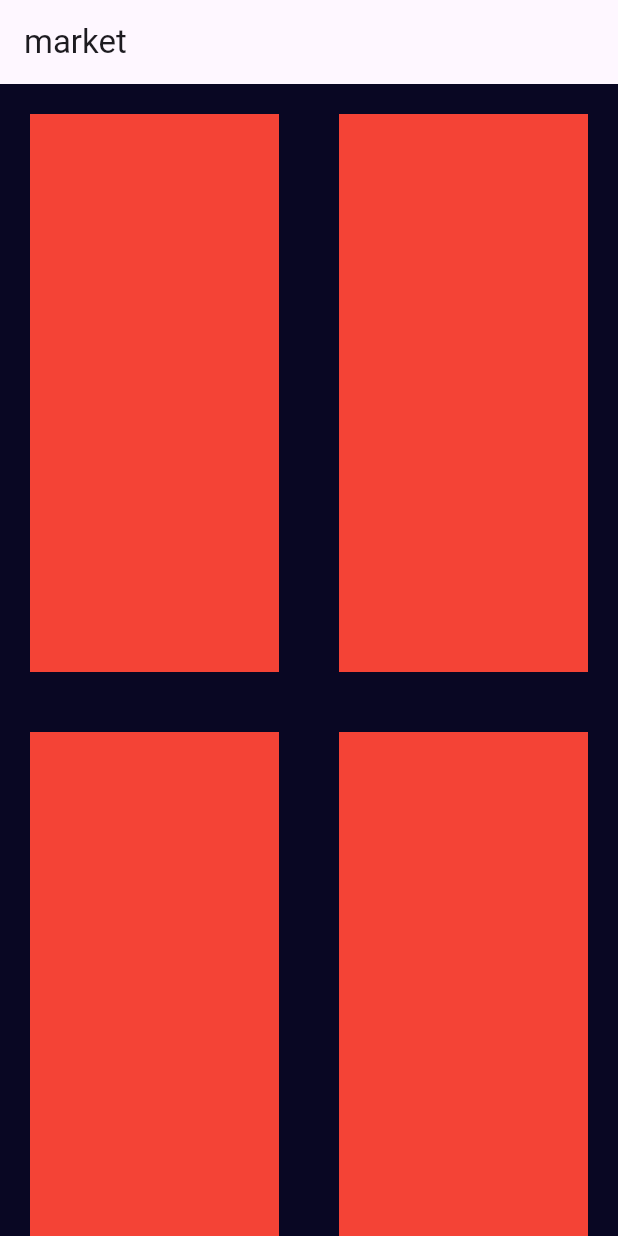
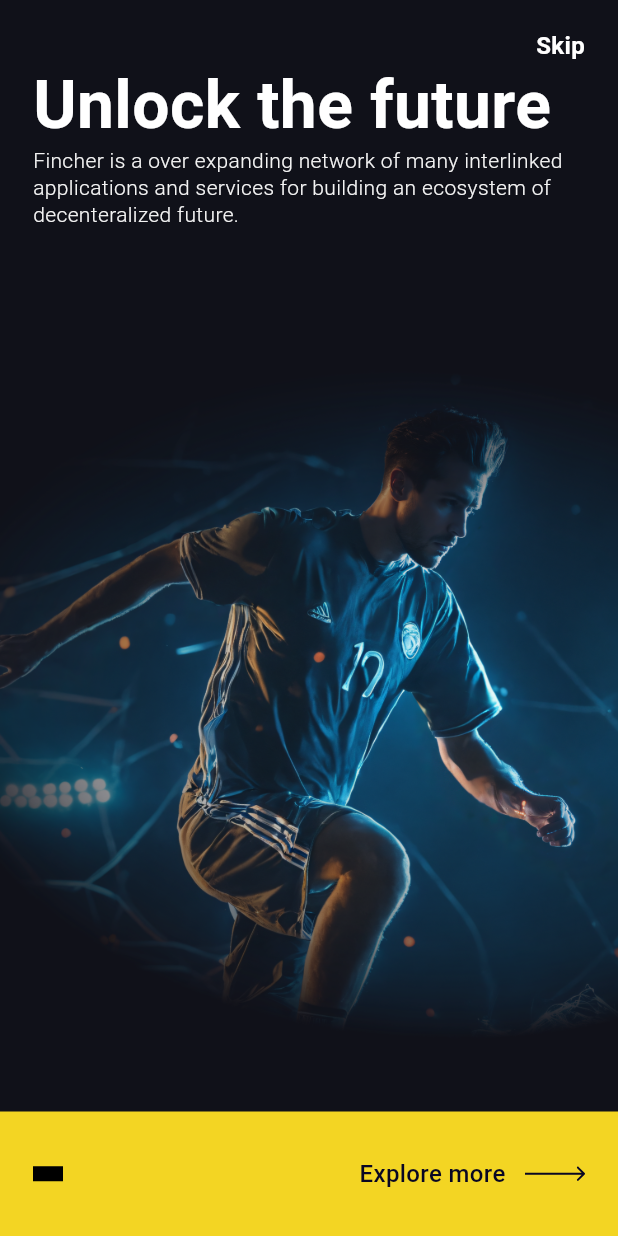
Before and after one commit to Jason1258t/BCSports-mobile, a Flutter app: the screen it shows after launch, on a phone screen of 412 x 824 dp. Run offline on Flutter 3.47's test engine with Material 3 defaults, Android fonts, the phone set to English and light mode, and no system bars; our stand-ins replace firebase_core, flutter_bloc, flutter_svg, google_fonts; accounts and stored records are empty; Roboto replaces fonts that are missing (Geologica, HN).

Commit message:
ADDED -new colors -new routes (onborading) -onboarding assets

```diff
--- a/lib/app.dart
+++ b/lib/app.dart
@@ -14,10 +14,8 @@ class _MyAppState extends State<MyApp> {
   @override
   Widget build(BuildContext context) {
     return MaterialApp(
+      debugShowCheckedModeBanner: false,
       title: 'BCSports',
-      theme: ThemeData(
-        fontFamily: 'HN',
-      ),
       onGenerateRoute: AppRoutes.generateRoute,
     );
   }
--- a/lib/features/onboarding/onboarding_screen.dart
+++ b/lib/features/onboarding/onboarding_screen.dart
@@ -0,0 +1,109 @@
+import 'package:bcsports_mobile/utils/colors.dart';
+import 'package:bcsports_mobile/utils/fonts.dart';
+import 'package:flutter/material.dart';
+import 'package:flutter_svg/svg.dart';
+
+class OnboardingScreen extends StatefulWidget {
+  const OnboardingScreen({super.key});
+
+  @override
+  State<OnboardingScreen> createState() => _OnboardingScreenState();
+}
+
+class _OnboardingScreenState extends State<OnboardingScreen> {
+  String mainTitle = "Unlock the future";
+  String skip = "Skip";
+  String description =
+      "Fincher is a over expanding network of many interlinked applications and services for building an ecosystem of decenteralized future.";
+  String exploreMore = 'Explore more';
+
+  @override
+  Widget build(BuildContext context) {
+    return Container(
+      color: AppColors.black_101119,
+      child: SafeArea(
+        child: Scaffold(
+          backgroundColor: Colors.transparent,
+          body: Column(
+            children: [
+              Expanded(
+                  child: PageView(
+                children: [
+                  Container(
+                    child: Stack(
+                      children: [
+                        Padding(
+                          padding: const EdgeInsets.symmetric(
+                              horizontal: 22, vertical: 20),
+                          child: Column(
+                            crossAxisAlignment: CrossAxisAlignment.start,
+                            children: [
+                              Row(
+                                mainAxisAlignment: MainAxisAlignment.end,
+                                children: [
+                                  Text(
+                                    skip,
+                                    style: AppFonts.font16w600
+                                        .copyWith(color: AppColors.white),
+                                  )
+                                ],
+                              ),
+                              Text(
+                                mainTitle,
+                                style: AppFonts.font44w800,
+                              ),
+                              Text(
+                                description,
+                                style: AppFonts.font14w300
+                                    .copyWith(color: AppColors.white_F4F4F4),
+                              ),
+                            ],
+                          ),
+                        ),
+                        Align(
+                            alignment: Alignment.bottomCenter,
+                            child: Image.asset(
+                              "assets/images/onboarding/onboarding1.png",
+                              width: double.infinity,
+                              fit: BoxFit.fitWidth,
+                            ))
+                      ],
+                    ),
+                  )
+                ],
+              )),
+              Container(
+                padding: const EdgeInsets.symmetric(horizontal: 22),
+                width: double.infinity,
+                height: 83,
+                color: AppColors.yellow_F3D523,
+                child: Row(
+                  children: [
+                    Container(
+                      width: 20,
+                      height: 10,
+                      color: Colors.black,
+                    ),
+                    const Spacer(),
+                    Text(
+                      exploreMore,
+                      style: AppFonts.font16w500
+                          .copyWith(color: AppColors.black_090723),
+                    ),
+                    const SizedBox(
+                      width: 13,
+                    ),
+                    SvgPicture.asset(
+                      'assets/icons/arrow.svg',
+                      width: 40,
+                    )
+                  ],
+                ),
+              )
+            ],
+          ),
+        ),
+      ),
+    );
+  }
+}
--- a/lib/routes/routes.dart
+++ b/lib/routes/routes.dart
@@ -1,4 +1,5 @@
 import 'package:bcsports_mobile/features/market/ui/market_screen.dart';
+import 'package:bcsports_mobile/features/onboarding/onboarding_screen.dart';
 import 'package:flutter/material.dart';
 
 class AppRoutes {
@@ -7,6 +8,8 @@ class AppRoutes {
 
     switch (settings.name) {
       case '/':
+        return MaterialPageRoute(builder: (ctx) => OnboardingScreen());
+      case '/market':
         return MaterialPageRoute(builder: (ctx) => MarketScreen());
       default:
         return MaterialPageRoute(
--- a/lib/utils/colors.dart
+++ b/lib/utils/colors.dart
@@ -1,7 +1,12 @@
 import 'package:flutter/material.dart';
 
+// devide color by their shade <3
 class AppColors {
   static Color black_090723 = const Color(0xff090723);
+  static Color black_101119 = const Color(0xff101119);
+
   static Color yellow_F3D523 = const Color(0xffF3D523);
+
   static Color white = Colors.white;
+  static Color white_F4F4F4 = const Color(0xffF4F4F4);
 }
--- a/lib/utils/fonts.dart
+++ b/lib/utils/fonts.dart
@@ -2,17 +2,30 @@ import 'package:flutter/material.dart';
 import 'package:google_fonts/google_fonts.dart';
 
 class AppFonts {
-  static final TextStyle _font = GoogleFonts.geologica();
+  static final TextStyle _font = GoogleFonts.geologica(
+    color: Colors.white,
+    height: 1.3
+  );
 
   static final font44w800 = _font.copyWith(
-    color: Colors.white,
     fontWeight: FontWeight.bold,
     fontSize: 44
   );
 
   static final font14w300 = _font.copyWith(
-    color: Colors.white,
     fontSize: 14,
     fontWeight: FontWeight.w300
   );
+
+  static final font16w600 = _font.copyWith(
+    fontSize: 16,
+    fontWeight: FontWeight.w600
+  );
+
+
+  static final font16w500 = _font.copyWith(
+    color: Colors.white,
+    fontSize: 16,
+    fontWeight: FontWeight.w500
+  );
 }
--- a/pubspec.yaml
+++ b/pubspec.yaml
@@ -17,6 +17,7 @@ dependencies:
   flutter_bloc: ^8.1.3
   sliver_tools: ^0.2.5
   google_fonts: ^6.1.0
+  flutter_svg: any
 
 
 dev_dependencies:
@@ -31,7 +32,8 @@ flutter:
   uses-material-design: true
 
   assets:
-    - assets/images/onboarding
+    - assets/images/onboarding/
+    - assets/icons/
 
   # fonts:
   #   - family: HN
```
Also changed, not shown: assets/icons/arrow.svg (added), pubspec.lock.
